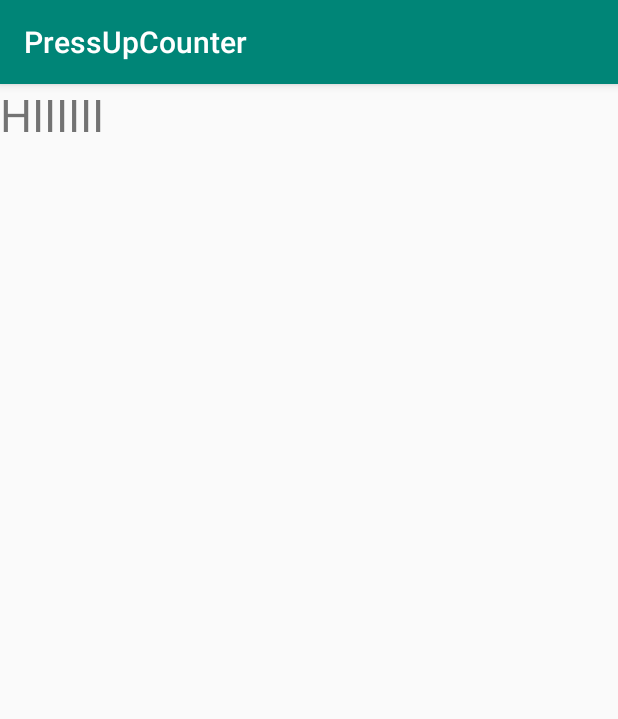
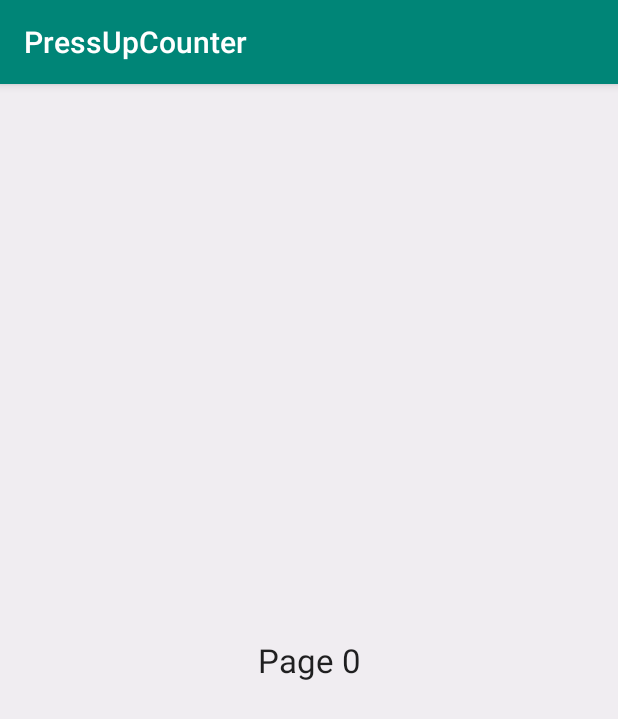
Before and after one commit to Agress1on/PressUpCounter, an Android app: the screen it shows after launch (FirstLaunchActivity), on a phone screen of 412 x 824 dp. Shown: the top 719 px of the screen. Run offline under Robolectric (Android 15) with nearby library versions, the light colour scheme and no system bars; our stand-ins replace data binding.

Commit message:
- добавил простейший ViewPager

```diff
--- a/app/src/main/java/com/example/alexa/pressupcounter/firstlaunch/view/FirstLaunchActivity.java
+++ b/app/src/main/java/com/example/alexa/pressupcounter/firstlaunch/view/FirstLaunchActivity.java
@@ -1,6 +1,11 @@
 package com.example.alexa.pressupcounter.firstlaunch.view;
 
 import android.databinding.DataBindingUtil;
+import android.support.v4.app.Fragment;
+import android.support.v4.app.FragmentManager;
+import android.support.v4.app.FragmentPagerAdapter;
+import android.support.v4.view.PagerAdapter;
+import android.support.v4.view.ViewPager;
 import android.support.v7.app.AppCompatActivity;
 import android.os.Bundle;
 
@@ -9,9 +14,52 @@ import com.example.alexa.pressupcounter.databinding.ActivityFirstLaunchBinding;
 
 public class FirstLaunchActivity extends AppCompatActivity {
 
+    static final  int PAGE_COUNT = 20;
+
+    ViewPager mPager;
+    PagerAdapter mPagerAdapter;
+
     @Override
     protected void onCreate(Bundle savedInstanceState) {
         super.onCreate(savedInstanceState);
         ActivityFirstLaunchBinding binding = DataBindingUtil.setContentView(this, R.layout.activity_first_launch);
+
+        mPager = (ViewPager) findViewById(R.id.pager);
+        mPagerAdapter = new MyFragmentPagerAdapter(getSupportFragmentManager());
+        mPager.setAdapter(mPagerAdapter);
+
+        mPager.setOnPageChangeListener(new ViewPager.OnPageChangeListener() {
+            @Override
+            public void onPageScrolled(int position, float positionOffset, int positionOffsetPixels) {
+
+            }
+
+            @Override
+            public void onPageSelected(int position) {
+
+            }
+
+            @Override
+            public void onPageScrollStateChanged(int state) {
+
+            }
+        });
+    }
+
+    private class MyFragmentPagerAdapter extends FragmentPagerAdapter {
+
+        public MyFragmentPagerAdapter(FragmentManager fm) {
+            super(fm);
+        }
+
+        @Override
+        public Fragment getItem(int position) {
+            return PageFragment.newInstance(position);
+        }
+
+        @Override
+        public int getCount() {
+            return PAGE_COUNT;
+        }
     }
 }
--- /dev/null
+++ b/app/src/main/java/com/example/alexa/pressupcounter/firstlaunch/view/PageFragment.java
@@ -0,0 +1,54 @@
+package com.example.alexa.pressupcounter.firstlaunch.view;
+
+import android.graphics.Color;
+import android.os.Bundle;
+import android.support.annotation.NonNull;
+import android.support.annotation.Nullable;
+import android.support.v4.app.Fragment;
+import android.view.LayoutInflater;
+import android.view.View;
+import android.view.ViewGroup;
+import android.widget.TextView;
+
+import com.example.alexa.pressupcounter.R;
+
+import java.util.Random;
+
+/**
+ * Created by Alexandr Mikhalev on 12.01.2019.
+ *
+ * @author Alexandr Mikhalev
+ */
+public class PageFragment extends Fragment {
+
+    static final String ARGUMENT_PAGE_NUMBER  = "arg_page_number";
+
+    int pageNumber;
+    int backColor;
+
+    public static PageFragment newInstance(int page) {
+        Bundle args = new Bundle();
+        args.putInt(ARGUMENT_PAGE_NUMBER, page);
+        PageFragment fragment = new PageFragment();
+        fragment.setArguments(args);
+        return fragment;
+    }
+
+    @Override
+    public void onCreate(@Nullable Bundle savedInstanceState) {
+        super.onCreate(savedInstanceState);
+        pageNumber = getArguments().getInt(ARGUMENT_PAGE_NUMBER);
+        Random rnd = new Random();
+        backColor = Color.argb(40, rnd.nextInt(256), rnd.nextInt(256), rnd.nextInt(256));
+    }
+
+    @Nullable
+    @Override
+    public View onCreateView(@NonNull LayoutInflater inflater, @Nullable ViewGroup container, @Nullable Bundle savedInstanceState) {
+        View view = inflater.inflate(R.layout.fragment, container, false); //
+        TextView tvPage = (TextView) view.findViewById(R.id.tvPage);
+        tvPage.setText("Page " + pageNumber);
+        tvPage.setBackgroundColor(backColor);
+        return view;
+    }
+}
--- a/app/src/main/res/layout/activity_first_launch.xml
+++ b/app/src/main/res/layout/activity_first_launch.xml
@@ -11,12 +11,12 @@
     android:layout_width="match_parent"
     android:layout_height="match_parent"
     tools:context=".firstlaunch.view.FirstLaunchActivity">
-    <TextView
-        android:id="@+id/test"
-        android:layout_width="wrap_content"
-        android:layout_height="wrap_content"
-        android:text="HIIIIII"
-        android:textSize="30sp"/>
+
+    <android.support.v4.view.ViewPager
+        android:id="@+id/pager"
+        android:layout_width="match_parent"
+        android:layout_height="match_parent">
+    </android.support.v4.view.ViewPager>
 
 </android.support.constraint.ConstraintLayout>
 </layout>
--- /dev/null
+++ b/app/src/main/res/layout/fragment.xml
@@ -0,0 +1,14 @@
+<?xml version="1.0" encoding="utf-8"?>
+<RelativeLayout
+    xmlns:android="http://schemas.android.com/apk/res/android" android:layout_width="match_parent"
+    android:layout_height="match_parent"
+    android:id="@+id/RelativeLayout1"
+    android:orientation="vertical">
+    <TextView
+        android:id="@+id/tvPage"
+        android:layout_width="match_parent"
+        android:layout_height="match_parent"
+        android:gravity="center"
+        android:textAppearance="?android:attr/textAppearanceLarge"/>
+
+</RelativeLayout>
```
